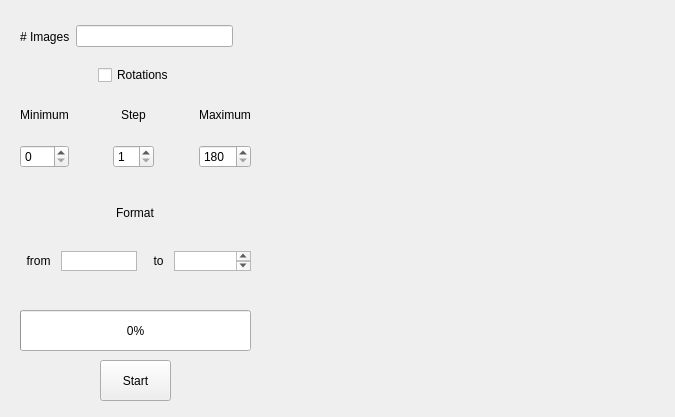
The window that interface.ui (glintec-education/ajustImage) describes before a commit, drawn with Qt 5.
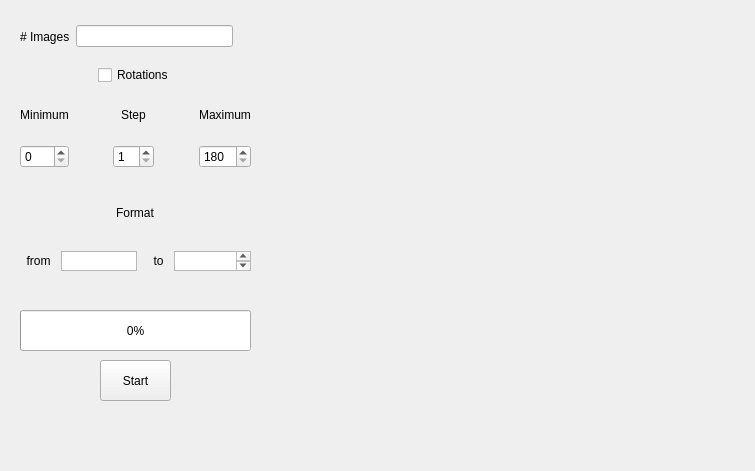
The same window after the commit.

Commit message: Added code for select output format for images

What changed in the file:
```diff
--- a/interface.ui
+++ b/interface.ui
@@ -6,8 +6,8 @@
    <rect>
     <x>0</x>
     <y>0</y>
-    <width>675</width>
-    <height>417</height>
+    <width>755</width>
+    <height>471</height>
    </rect>
   </property>
   <property name="sizePolicy">
@@ -382,8 +382,8 @@
     <rect>
      <x>280</x>
      <y>40</y>
-     <width>391</width>
-     <height>341</height>
+     <width>461</width>
+     <height>401</height>
     </rect>
    </property>
    <property name="text">
```
The commit also changes 1 other file.
